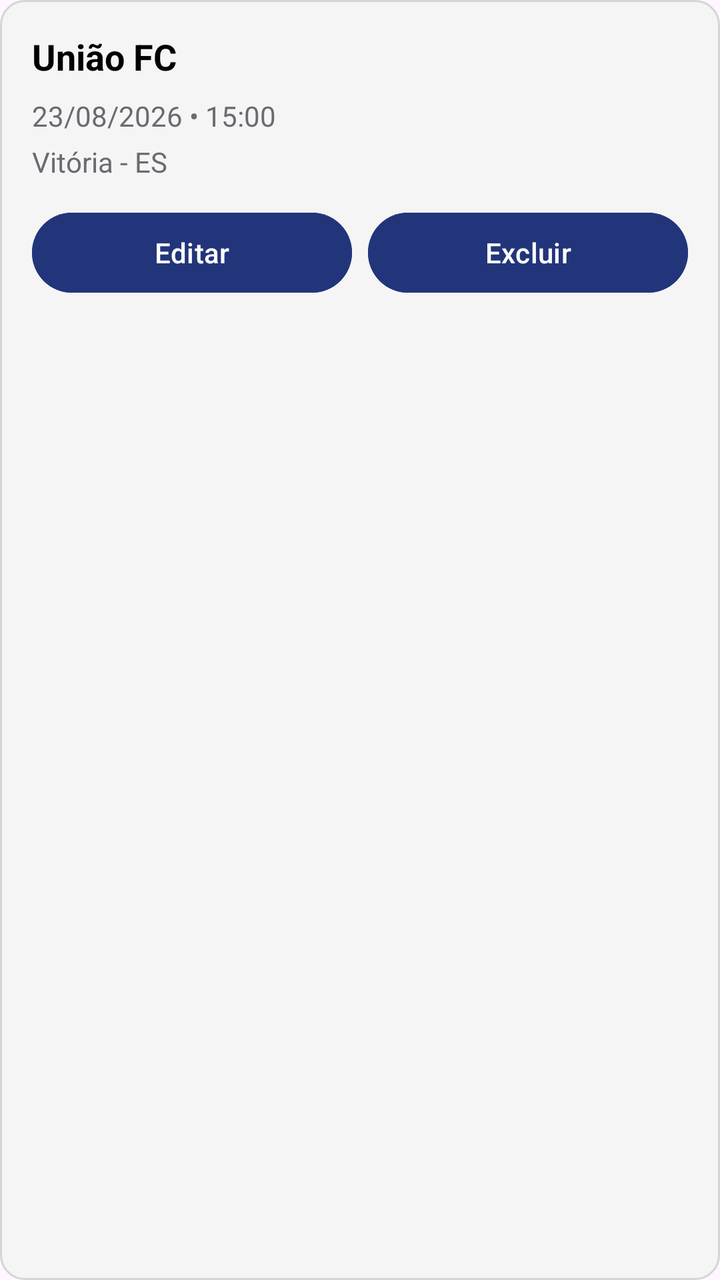
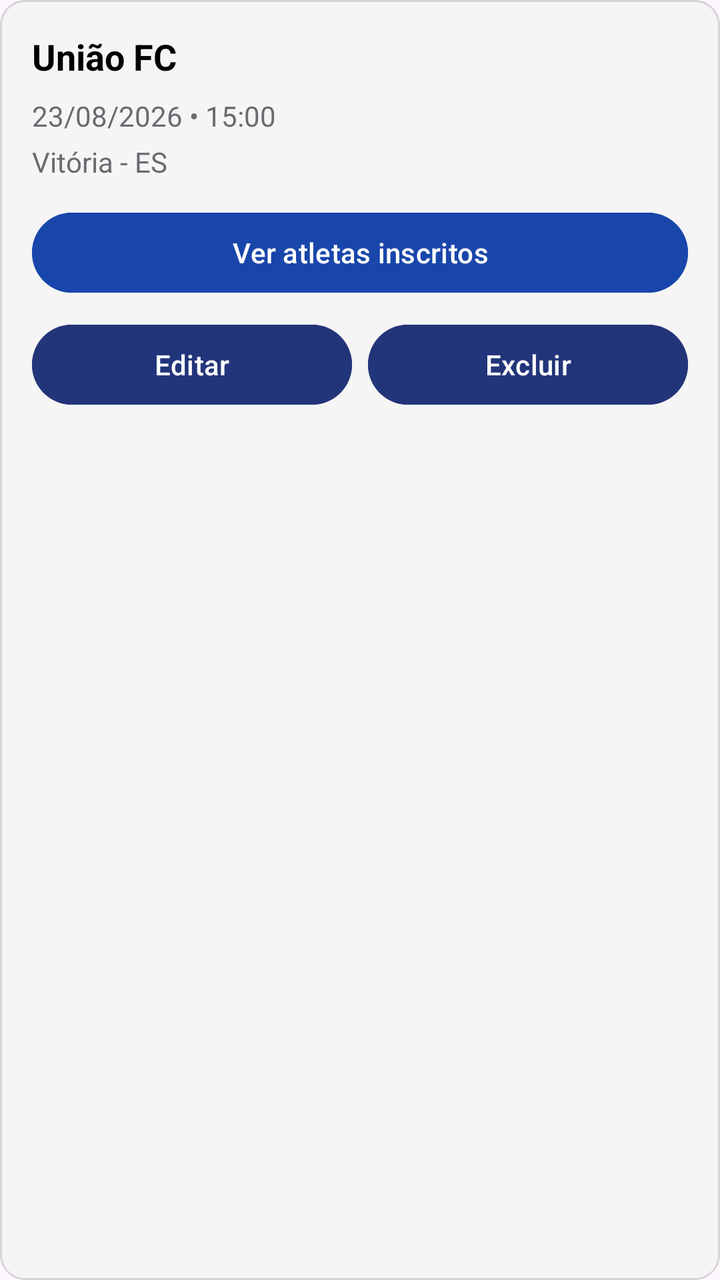

An Android layout rendered at two revisions. The XML below is the earlier revision; the diff shows what the commit changed to produce the second picture.
<!-- AndroidManifest.xml: application theme Theme.Escouter -->
<!-- res/layout/item_minhas_peneiras.xml -->
<?xml version="1.0" encoding="utf-8"?>
<LinearLayout
    xmlns:android="http://schemas.android.com/apk/res/android"
    xmlns:app="http://schemas.android.com/apk/res-auto"
    android:layout_width="match_parent"
    android:layout_height="wrap_content"
    android:layout_marginBottom="12dp"
    android:orientation="vertical"
    android:padding="16dp"
    android:background="@drawable/bg_item_peneira">

    <TextView
        android:id="@+id/txtNomeTime"
        android:layout_width="match_parent"
        android:layout_height="wrap_content"
        android:text="União FC"
        android:textColor="@color/preto"
        android:textSize="18sp"
        android:textStyle="bold" />

    <TextView
        android:id="@+id/txtData"
        android:layout_width="match_parent"
        android:layout_height="wrap_content"
        android:layout_marginTop="8dp"
        android:text="23/08/2026 • 15:00"
        android:textColor="@color/txtCinza"
        android:textSize="14sp" />

    <TextView
        android:id="@+id/txtLocal"
        android:layout_width="match_parent"
        android:layout_height="wrap_content"
        android:layout_marginTop="4dp"
        android:text="Vitória - ES"
        android:textColor="@color/txtCinza"
        android:textSize="14sp" />

    <LinearLayout
        android:layout_width="match_parent"
        android:layout_height="wrap_content"
        android:layout_marginTop="12dp"
        android:orientation="horizontal">

        <com.google.android.material.button.MaterialButton
            android:id="@+id/btnEditar"
            android:layout_width="0dp"
            android:layout_height="wrap_content"
            android:layout_weight="1"
            android:text="Editar"
            android:textColor="@android:color/white"
            android:backgroundTint="#23357A"
            app:cornerRadius="30dp" />

        <com.google.android.material.button.MaterialButton
            android:id="@+id/btnExcluir"
            android:layout_width="0dp"
            android:layout_height="wrap_content"
            android:layout_marginStart="8dp"
            android:layout_weight="1"
            android:text="Excluir"
            android:textColor="@android:color/white"
            android:backgroundTint="#23357A"
            app:cornerRadius="30dp" />

    </LinearLayout>

</LinearLayout>
<!-- resources referenced by this layout -->
<resources>
  <color name="preto">#000000</color>
  <color name="txtCinza">#686B70</color>
  <!-- drawable bg_item_peneira (drawable) -->
  <?xml version="1.0" encoding="utf-8"?>
  <shape xmlns:android="http://schemas.android.com/apk/res/android"
      android:shape="rectangle">
  
      <solid android:color="@color/fundo" />
  
      <corners android:radius="12dp" />
  
      <stroke
          android:width="1dp"
          android:color="#D5D5D5" />
  
  </shape>
  <style name="Theme.Escouter" parent="Base.Theme.Escouter" />
  <color name="fundo">#F5F5F5</color>
  <style name="Base.Theme.Escouter" parent="Theme.Material3.DayNight.NoActionBar">
          
          
      </style>
</resources>

<!-- the commit's change to res/layout/item_minhas_peneiras.xml (unified diff, before → after) -->
@@ -36,10 +36,21 @@
         android:textColor="@color/txtCinza"
         android:textSize="14sp" />
 
+    <com.google.android.material.button.MaterialButton
+        android:id="@+id/btnVerInscritos"
+        android:layout_width="match_parent"
+        android:layout_height="wrap_content"
+        android:layout_marginTop="12dp"
+        android:text="Ver atletas inscritos"
+        android:textAllCaps="false"
+        android:textColor="@android:color/white"
+        android:backgroundTint="@color/cardPeneira"
+        app:cornerRadius="30dp" />
+
     <LinearLayout
         android:layout_width="match_parent"
         android:layout_height="wrap_content"
-        android:layout_marginTop="12dp"
+        android:layout_marginTop="8dp"
         android:orientation="horizontal">
 
         <com.google.android.material.button.MaterialButton
<!-- resource entries referenced after the edit -->
@@ -1,5 +1,6 @@
 <!-- resources referenced by this layout -->
 <resources>
+  <color name="cardPeneira">#1946AB</color>
   <color name="preto">#000000</color>
   <color name="txtCinza">#686B70</color>
   <!-- drawable bg_item_peneira (drawable) -->
